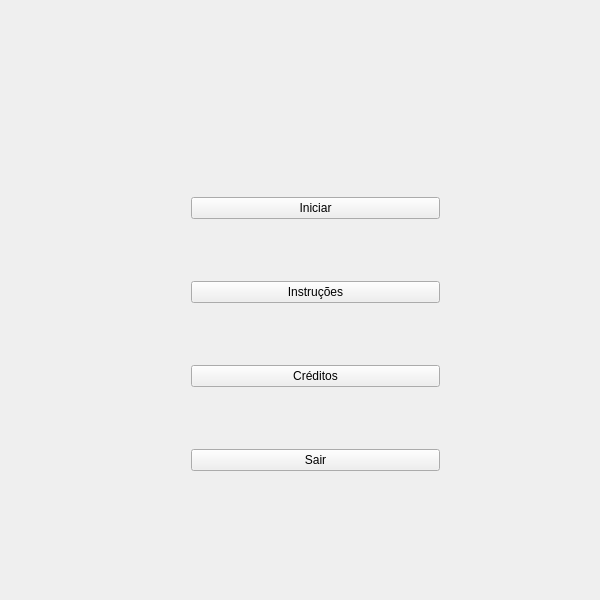
Old version of the form TriangleTest/startscreen.ui in the repository Ivesf1m/CuttingProject.
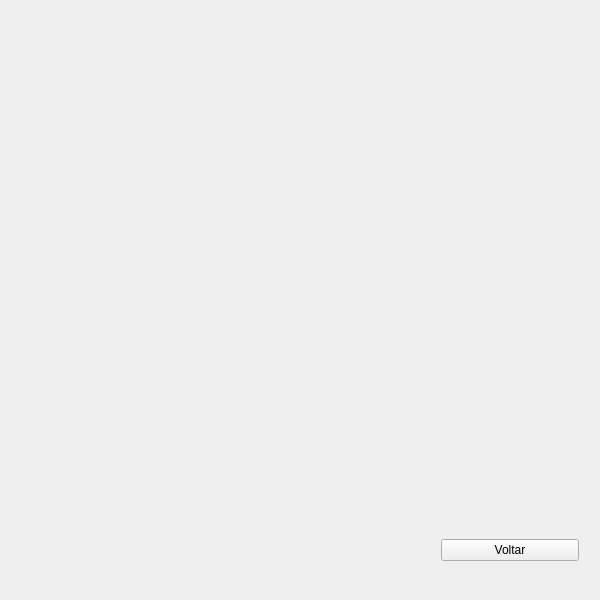
New version of the form.

Diff of the .ui file:
```diff
--- a/TriangleTest/startscreen.ui
+++ b/TriangleTest/startscreen.ui
@@ -23,7 +23,7 @@
     </rect>
    </property>
    <property name="currentIndex">
-    <number>0</number>
+    <number>2</number>
    </property>
    <widget class="QWidget" name="startPage">
     <widget class="QFrame" name="startFrame">
@@ -121,6 +121,48 @@
      </widget>
     </widget>
    </widget>
+   <widget class="QWidget" name="instructionsPage">
+    <widget class="QWidget" name="verticalLayoutWidget_2">
+     <property name="geometry">
+      <rect>
+       <x>430</x>
+       <y>510</y>
+       <width>160</width>
+       <height>80</height>
+      </rect>
+     </property>
+     <layout class="QVBoxLayout" name="verticalLayout_3">
+      <item>
+       <widget class="QPushButton" name="instructionsBackButton">
+        <property name="text">
+         <string>Voltar</string>
+        </property>
+       </widget>
+      </item>
+     </layout>
+    </widget>
+   </widget>
+   <widget class="QWidget" name="creditsPage">
+    <widget class="QWidget" name="verticalLayoutWidget_3">
+     <property name="geometry">
+      <rect>
+       <x>430</x>
+       <y>510</y>
+       <width>160</width>
+       <height>80</height>
+      </rect>
+     </property>
+     <layout class="QVBoxLayout" name="verticalLayout_4">
+      <item>
+       <widget class="QPushButton" name="creditsBackButton">
+        <property name="text">
+         <string>Voltar</string>
+        </property>
+       </widget>
+      </item>
+     </layout>
+    </widget>
+   </widget>
   </widget>
  </widget>
  <layoutdefault spacing="6" margin="11"/>
```
